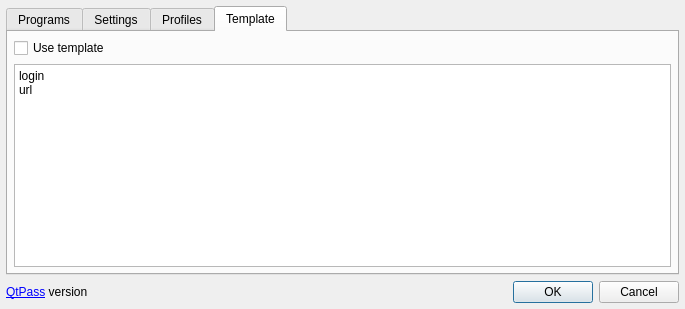
Old version of the form dialog.ui in the repository IJHack/QtPass.
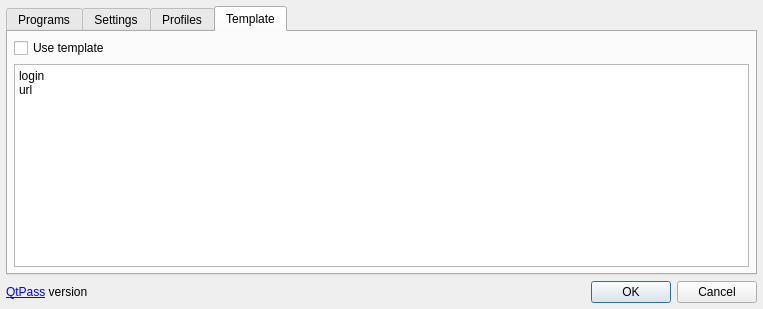
New version of the form. The open tabs and pages were chosen to show the change.

```diff
--- a/dialog.ui
+++ b/dialog.ui
@@ -6,7 +6,7 @@
    <rect>
     <x>0</x>
     <y>0</y>
-    <width>594</width>
+    <width>763</width>
     <height>309</height>
    </rect>
   </property>
```
Left out of the diff: 2 changed lines with no effect on the pictures.
